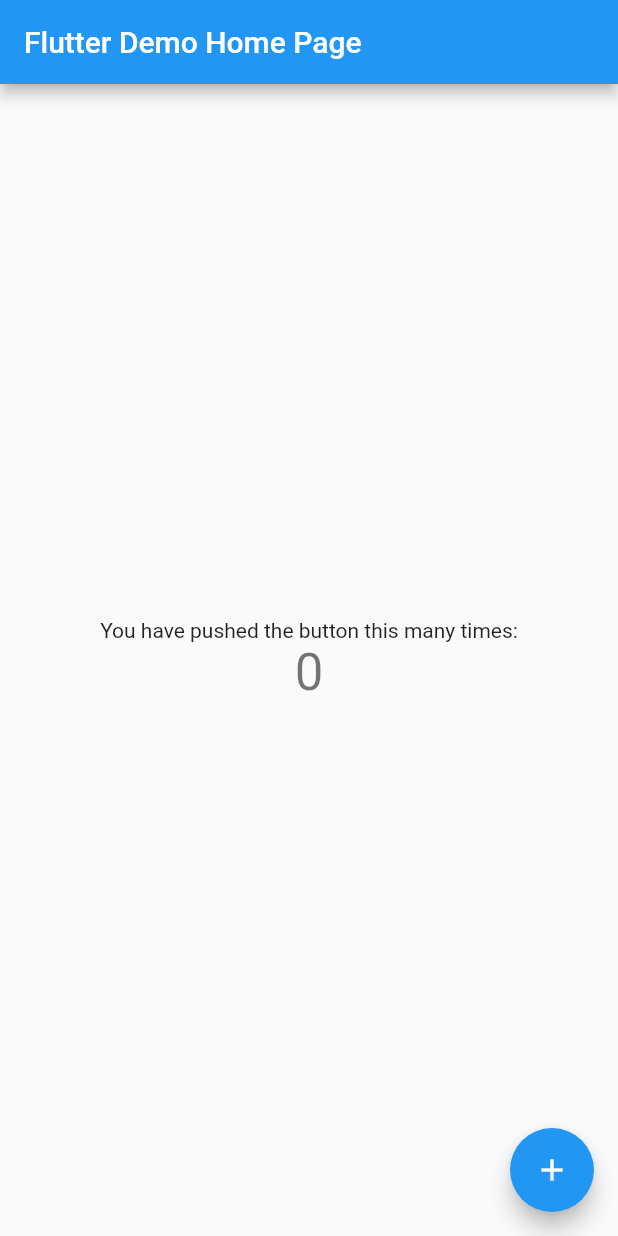
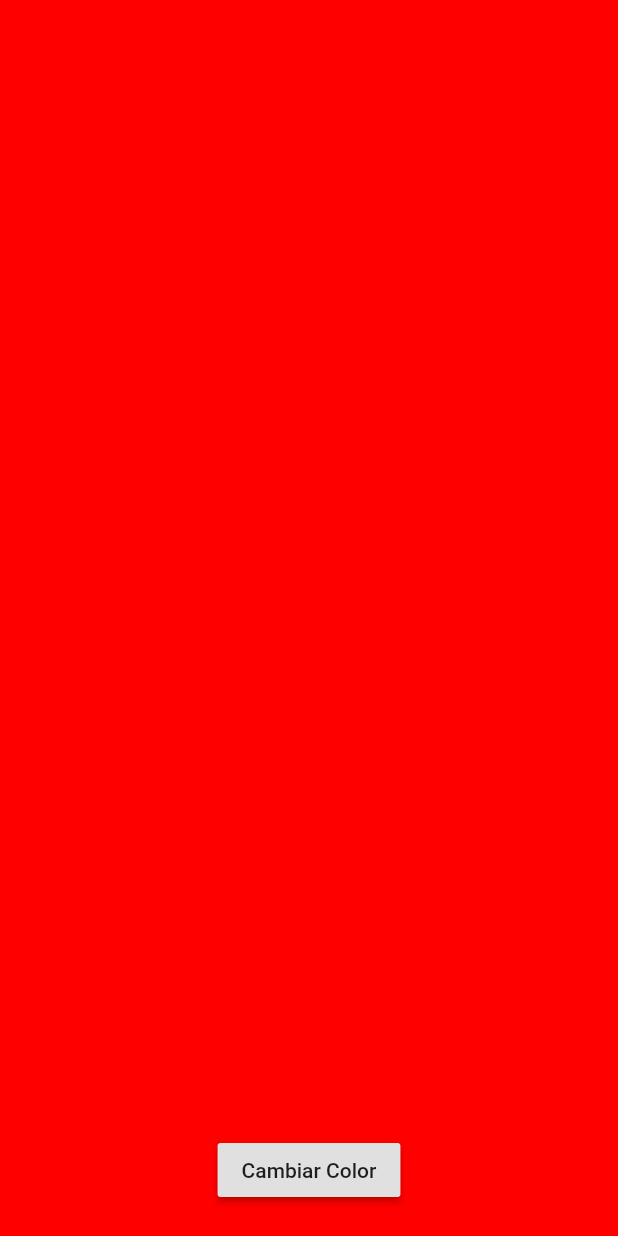
Before and after one commit to zentaury/PracticasFlutter, a Flutter app: the screen it shows after launch, on a phone screen of 412 x 824 dp. Run offline on Flutter 3.47's test engine with Material 2 defaults, Android fonts, the phone set to English and light mode, and no system bars.

Commit message:
ColorEdit

```diff
--- a/lib/main.dart
+++ b/lib/main.dart
@@ -1,117 +1,122 @@
 import 'package:flutter/material.dart';
 
-void main() {
-  runApp(MyApp());
-}
+void main () => runApp(ColorEditApp());
 
-class MyApp extends StatelessWidget {
-  // This widget is the root of your application.
+class ColorEditApp extends StatelessWidget {
   @override
   Widget build(BuildContext context) {
     return MaterialApp(
-      title: 'Flutter Demo',
-      theme: ThemeData(
-        // This is the theme of your application.
-        //
-        // Try running your application with "flutter run". You'll see the
-        // application has a blue toolbar. Then, without quitting the app, try
-        // changing the primarySwatch below to Colors.green and then invoke
-        // "hot reload" (press "r" in the console where you ran "flutter run",
-        // or simply save your changes to "hot reload" in a Flutter IDE).
-        // Notice that the counter didn't reset back to zero; the application
-        // is not restarted.
-        primarySwatch: Colors.blue,
-        // This makes the visual density adapt to the platform that you run
-        // the app on. For desktop platforms, the controls will be smaller and
-        // closer together (more dense) than on mobile platforms.
-        visualDensity: VisualDensity.adaptivePlatformDensity,
-      ),
-      home: MyHomePage(title: 'Flutter Demo Home Page'),
+      routes: {
+        '/': (context) => ColorScreen(),
+        '/edit': (context) => EditColorScreen(),
+      },
     );
   }
 }
 
-class MyHomePage extends StatefulWidget {
-  MyHomePage({Key key, this.title}) : super(key: key);
+class ColorScreen extends StatefulWidget {
+  @override
+  _ColorScreenState createState() => _ColorScreenState();
+}
 
-  // This widget is the home page of your application. It is stateful, meaning
-  // that it has a State object (defined below) that contains fields that affect
-  // how it looks.
+class _ColorScreenState extends State<ColorScreen> {
+  Color _color = Color.fromARGB(255, 255, 0, 0); //Inicializa el estado de color en RGB
 
-  // This class is the configuration for the state. It holds the values (in this
-  // case the title) provided by the parent (in this case the App widget) and
-  // used by the build method of the State. Fields in a Widget subclass are
-  // always marked "final".
-
-  final String title;
 
   @override
-  _MyHomePageState createState() => _MyHomePageState();
+  Widget build(BuildContext context) {
+    return Scaffold(
+      backgroundColor: _color,
+      body: Padding(
+        padding: EdgeInsets.all(20),
+        child: Align(
+          alignment: Alignment.bottomCenter,
+          child: RaisedButton(
+            child: Text('Cambiar Color'),
+            onPressed: () {
+              Navigator.of(context).pushNamed(
+                '/edit',
+                arguments: _color,
+              ).then((result) {
+                if (result != null){
+                  setState(() {
+                    _color = result;
+                  });
+                }
+              });
+            },
+          ),
+        ),
+      ),
+    );
+  }
 }
 
-class _MyHomePageState extends State<MyHomePage> {
-  int _counter = 0;
+class EditColorScreen extends StatefulWidget {
+  @override
+  _EditColorScreenState createState() => _EditColorScreenState();
+}
 
-  void _incrementCounter() {
-    setState(() {
-      // This call to setState tells the Flutter framework that something has
-      // changed in this State, which causes it to rerun the build method below
-      // so that the display can reflect the updated values. If we changed
-      // _counter without calling setState(), then the build method would not be
-      // called again, and so nothing would appear to happen.
-      _counter++;
-    });
+class _EditColorScreenState extends State<EditColorScreen> {
+
+  List<TextEditingController> _controllers;
+
+
+  @override
+  void didChangeDependencies() {
+    final Color color = ModalRoute.of(context).settings.arguments;
+    final List<String> canales = [
+      color.red.toString(),
+      color.green.toString(),
+      color.blue.toString(),
+    ];
+     _controllers = [
+        for (var i = 0; i < 3; i++) TextEditingController(text: canales[i]),
+      ];
+    super.didChangeDependencies();
   }
 
   @override
   Widget build(BuildContext context) {
-    // This method is rerun every time setState is called, for instance as done
-    // by the _incrementCounter method above.
-    //
-    // The Flutter framework has been optimized to make rerunning build methods
-    // fast, so that you can just rebuild anything that needs updating rather
-    // than having to individually change instances of widgets.
+
+    const List<String> colores = ['red', 'green', 'blue'];
     return Scaffold(
       appBar: AppBar(
-        // Here we take the value from the MyHomePage object that was created by
-        // the App.build method, and use it to set our appbar title.
-        title: Text(widget.title),
+        title: Text('Edit Color'),
       ),
-      body: Center(
-        // Center is a layout widget. It takes a single child and positions it
-        // in the middle of the parent.
+      body: Padding(
+        padding: EdgeInsets.symmetric(horizontal: 12),
         child: Column(
-          // Column is also a layout widget. It takes a list of children and
-          // arranges them vertically. By default, it sizes itself to fit its
-          // children horizontally, and tries to be as tall as its parent.
-          //
-          // Invoke "debug painting" (press "p" in the console, choose the
-          // "Toggle Debug Paint" action from the Flutter Inspector in Android
-          // Studio, or the "Toggle Debug Paint" command in Visual Studio Code)
-          // to see the wireframe for each widget.
-          //
-          // Column has various properties to control how it sizes itself and
-          // how it positions its children. Here we use mainAxisAlignment to
-          // center the children vertically; the main axis here is the vertical
-          // axis because Columns are vertical (the cross axis would be
-          // horizontal).
-          mainAxisAlignment: MainAxisAlignment.center,
-          children: <Widget>[
-            Text(
-              'You have pushed the button this many times:',
+          children: [
+            Row(
+              children: [
+                for (int i = 0; i<3; i++)
+                  Expanded(
+                    child: Padding(
+                      padding: const EdgeInsets.all(11.0),
+                      child: TextField(
+                        keyboardType: TextInputType.number,
+                        controller: _controllers[i],
+                        decoration: InputDecoration(
+                          labelText: colores[i],
+                        ),
+                      ),
+                    ),
+                  ),
+              ],
             ),
-            Text(
-              '$_counter',
-              style: Theme.of(context).textTheme.headline4,
+            RaisedButton(
+              child: Text('Guardar'),
+              onPressed: () {
+                final int r = int.parse(_controllers[0].text);
+                final int g = int.parse(_controllers[1].text);
+                final int b = int.parse(_controllers[2].text);
+                Navigator.of(context).pop(Color.fromARGB(255, r, g, b));
+              },
             ),
           ],
         ),
       ),
-      floatingActionButton: FloatingActionButton(
-        onPressed: _incrementCounter,
-        tooltip: 'Increment',
-        child: Icon(Icons.add),
-      ), // This trailing comma makes auto-formatting nicer for build methods.
     );
   }
 }
```
Also changed, not shown: 2 other files.
